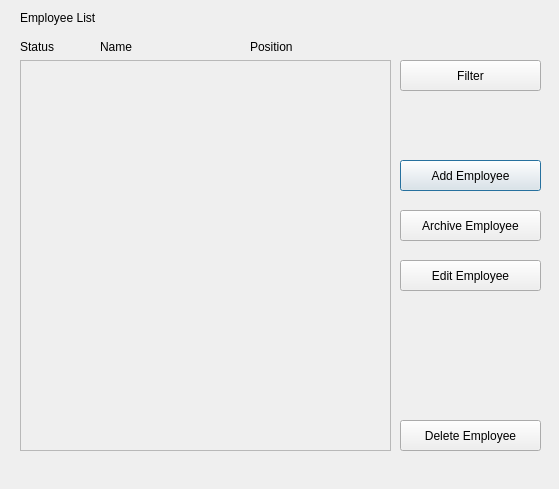
Qt form UI/EmployeesDialog.ui (jordynmarlow/SoftwareEngineering) before a commit.
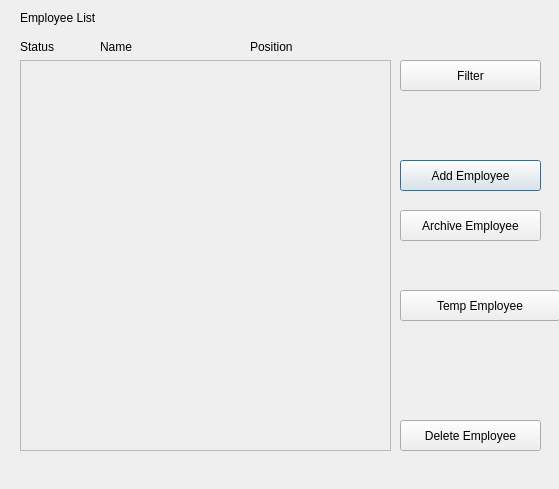
The same form after that commit.

Commit message: Worked on Advertisements and Employees pages

Patch:
```diff
--- a/UI/EmployeesDialog.ui
+++ b/UI/EmployeesDialog.ui
@@ -49,19 +49,6 @@
     <string>Add Employee</string>
    </property>
   </widget>
-  <widget class="QPushButton" name="edit_employee_bt">
-   <property name="geometry">
-    <rect>
-     <x>400</x>
-     <y>260</y>
-     <width>141</width>
-     <height>31</height>
-    </rect>
-   </property>
-   <property name="text">
-    <string>Edit Employee</string>
-   </property>
-  </widget>
   <widget class="QPushButton" name="delete_employee_bt">
    <property name="geometry">
     <rect>
@@ -153,6 +140,19 @@
     <string>Position</string>
    </property>
   </widget>
+  <widget class="QPushButton" name="temp_employee_bt">
+   <property name="geometry">
+    <rect>
+     <x>400</x>
+     <y>290</y>
+     <width>160</width>
+     <height>31</height>
+    </rect>
+   </property>
+   <property name="text">
+    <string>Temp Employee</string>
+   </property>
+  </widget>
  </widget>
  <resources/>
  <connections/>
```
The commit also changes 6 other files.
